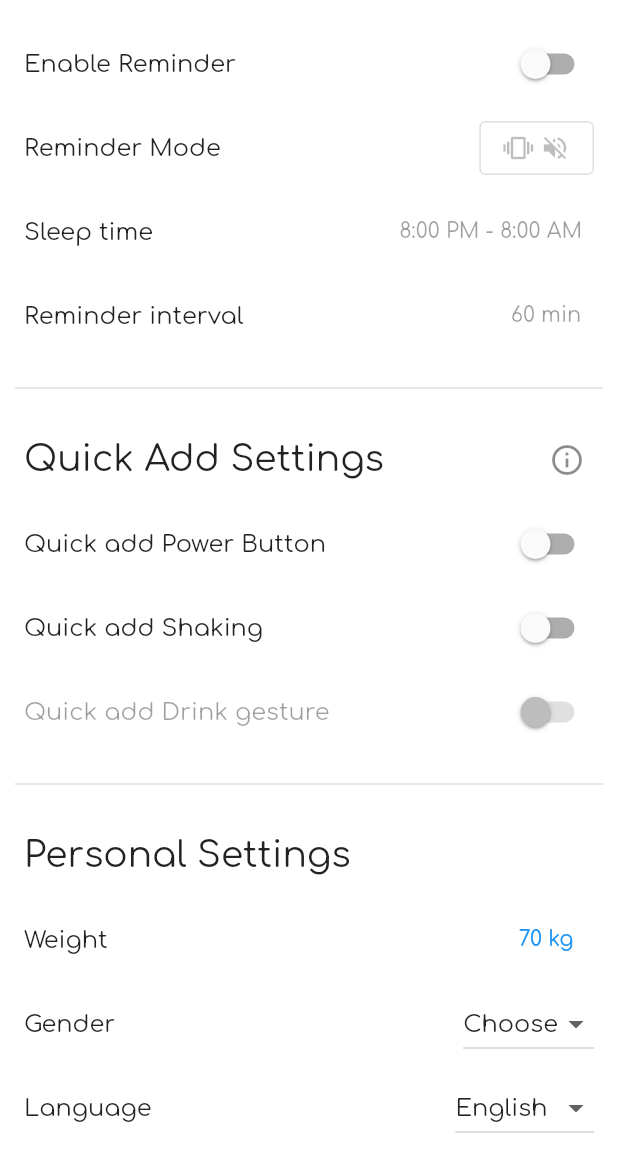
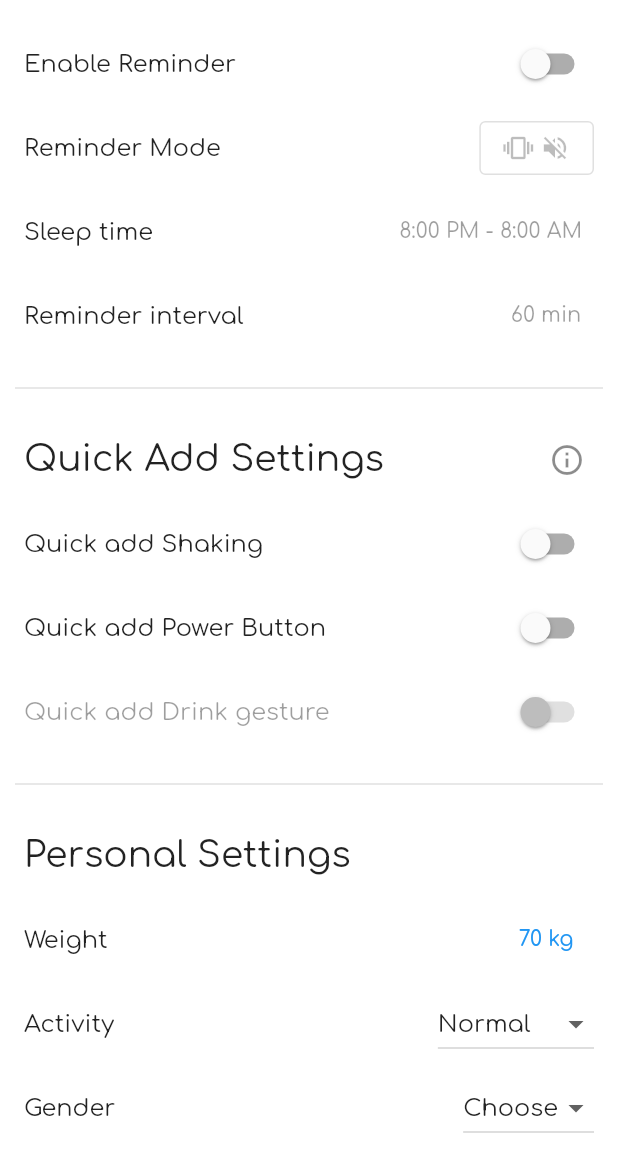
Before and after one commit to lu631str/Aquapido, a Flutter app: the Settings screen opened directly, on a phone screen of 412 x 824 dp, the part 62-1236 px from its top. Run offline on Flutter 3.47's test engine with Material 2 defaults, Android fonts, the phone set to English and light mode, and no system bars; our stand-ins replace auto_size_text, awesome_notifications, easy_localization, fl_chart, flutter_xlider, google_fonts and 6 more; missing offline and left inert: grafpix, shake, time_range_picker; accounts and stored records are empty.

Commit message:
added activity-level

```diff
--- a/assets/translations/de-DE.json
+++ b/assets/translations/de-DE.json
@@ -28,6 +28,7 @@
             "title": "Persönliche Einstellungen",
             "weight": "Gewicht",
             "gender": "Geschlecht",
+            "activity":"Aktivität",
             "language": "Sprache"
         }
     }
--- a/assets/translations/en-US.json
+++ b/assets/translations/en-US.json
@@ -28,6 +28,7 @@
             "title": "Personal Settings",
             "weight": "Weight",
             "gender": "Gender",
+            "activity":"Activity",
             "language": "Language"
         }
 
--- a/lib/Models/SettingsModel.dart
+++ b/lib/Models/SettingsModel.dart
@@ -38,6 +38,7 @@ class SettingsModel with ChangeNotifier {
   DateTime get selectedDate => _diagrammSelectedDate;
   int get weight => _weight;
   String get gender => prefs.getString('gender') ?? 'choose';
+  String get activity => prefs.getString('activity') ?? 'normal';
   String get language => prefs.getString('language') ?? 'en';
   int get interval => _interval;
   double get dailyGoal => prefs.getDouble('dailyGoal') ?? 2500.0;
@@ -167,6 +168,12 @@ class SettingsModel with ChangeNotifier {
     notifyListeners();
   }
 
+  /// Saves [newValue] to sharedPreferences.
+  void updateActivity(String newValue) {
+    prefs.setString('activity', newValue);
+    notifyListeners();
+  }
+
   // =====================
   // Public set methods
   // =====================
--- a/lib/Views/settings.dart
+++ b/lib/Views/settings.dart
@@ -1,6 +1,5 @@
 import 'package:flutter/material.dart';
 import 'package:shared_preferences/shared_preferences.dart';
-import 'package:flutter/services.dart';
 import 'package:provider/provider.dart';
 import 'package:numberpicker/numberpicker.dart';
 import 'package:easy_localization/easy_localization.dart';
@@ -8,10 +7,8 @@ import 'package:time_range_picker/time_range_picker.dart';
 import 'package:flutter/foundation.dart';
 
 import '../Models/WaterModel.dart';
-import '../Utils/Constants.dart';
 import '../src/ReminderNotification.dart';
 import '../Models/SettingsModel.dart';
-import '../Widgets/CupSizeElement.dart';
 import '../main.dart';
 import '../Widgets/QuickAddDialogInfo.dart';
 
@@ -348,6 +345,16 @@ class _SettingsState extends State<Settings> {
                     ),
                   ),
                   SwitchListTile(
+                      value: context.watch<SettingsModel>().shakeSettings,
+                      title: Text('settings.quick_settings.quick_shaking').tr(),
+                      onChanged: (value) {
+                        setState(() {
+                          context
+                              .read<SettingsModel>()
+                              .updateShakeSettings(value);
+                        });
+                      }),
+                  SwitchListTile(
                       value: context.watch<SettingsModel>().powerSettings,
                       title: Text('settings.quick_settings.quick_power').tr(),
                       onChanged: (value) {
@@ -357,16 +364,7 @@ class _SettingsState extends State<Settings> {
                               .updatePowerSettings(value);
                         });
                       }),
-                  SwitchListTile(
-                      value: context.watch<SettingsModel>().shakeSettings,
-                      title: Text('settings.quick_settings.quick_shaking').tr(),
-                      onChanged: (value) {
-                        setState(() {
-                          context
-                              .read<SettingsModel>()
-                              .updateShakeSettings(value);
-                        });
-                      }),
+
                   SwitchListTile(
                       value: false,
                       title:
@@ -449,6 +447,36 @@ class _SettingsState extends State<Settings> {
                       },
                     ),
                   ),
+                  ListTile(
+                    title: Text('settings.personal_settings.activity').tr(),
+                    trailing: DropdownButton(
+                      value: context.watch<SettingsModel>().activity,
+                      items: <DropdownMenuItem>[
+                        DropdownMenuItem(
+                          value: 'low',
+                          child: Text('Low'),
+                        ),
+                        DropdownMenuItem(
+                          value: 'normal',
+                          child: Text('Normal'),
+                        ),
+                        DropdownMenuItem(
+                          value: 'high',
+                          child: Text('High'),
+                        ),
+                        DropdownMenuItem(
+                          value: 'very_high',
+                          child: Text('Very High'),
+                        ),
+                      ],
+                      onChanged: (value) {
+                        setState(() {
+                          context.read<SettingsModel>().updateActivity(value);
+                        });
+                      },
+                    ),
+                  ),
+
                   ListTile(
                     title: Text('settings.personal_settings.gender').tr(),
                     trailing: DropdownButton(
--- a/lib/Widgets/ActivitySelection.dart
+++ b/lib/Widgets/ActivitySelection.dart
@@ -1,5 +1,7 @@
 import 'package:flutter/material.dart';
 import 'package:flutter/cupertino.dart';
+import 'package:water_tracker/Models/SettingsModel.dart';
+import 'package:provider/provider.dart';
 
 class ActivitySelection extends StatefulWidget {
   @override
@@ -67,6 +69,7 @@ class _ActivitySelectionState extends State<ActivitySelection> {
               onChanged: (val) {
                 print("Radio $val");
                 setSelectActivity(val);
+                context.read<SettingsModel>().updateActivity("low");
               },
             ),
           ),
@@ -98,6 +101,7 @@ class _ActivitySelectionState extends State<ActivitySelection> {
                 onChanged: (val) {
                   print("Radio $val");
                   setSelectActivity(val);
+                  context.read<SettingsModel>().updateActivity("normal");
                 },
               )),
           Container(
@@ -128,6 +132,7 @@ class _ActivitySelectionState extends State<ActivitySelection> {
                 onChanged: (val) {
                   print("Radio $val");
                   setSelectActivity(val);
+                  context.read<SettingsModel>().updateActivity("high");
                 },
               )),
           Container(
@@ -157,6 +162,7 @@ class _ActivitySelectionState extends State<ActivitySelection> {
                 onChanged: (val) {
                   print("Radio $val");
                   setSelectActivity(val);
+                  context.read<SettingsModel>().updateActivity("very_high");
                 },
               )),
         ],
--- a/lib/Widgets/DailyGoal.dart
+++ b/lib/Widgets/DailyGoal.dart
@@ -40,7 +40,6 @@ class DailyGoal extends StatelessWidget {
   double _calcRecommend(weight) {
     // Kilogramm Körpergewicht x 30 bis 40 ml = empfohlene Trinkmenge pro Tag.
     // oder: 1ml Wasser pro 1 kcal pro Tag
-
     double recommended = weight * 40.0;
 
     if (recommended < _minGoal) {
```
Also changed, not shown: lib/Views/Onbording.dart (+1 -12 lines), pubspec.lock.
